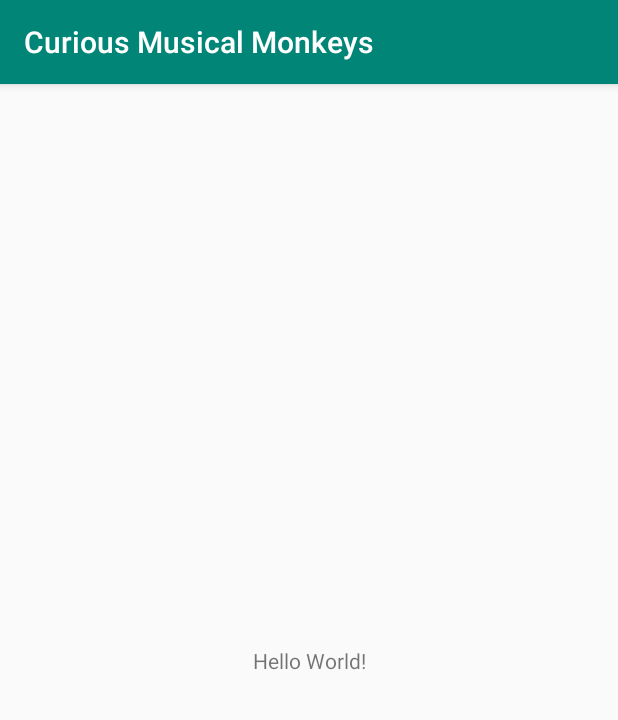
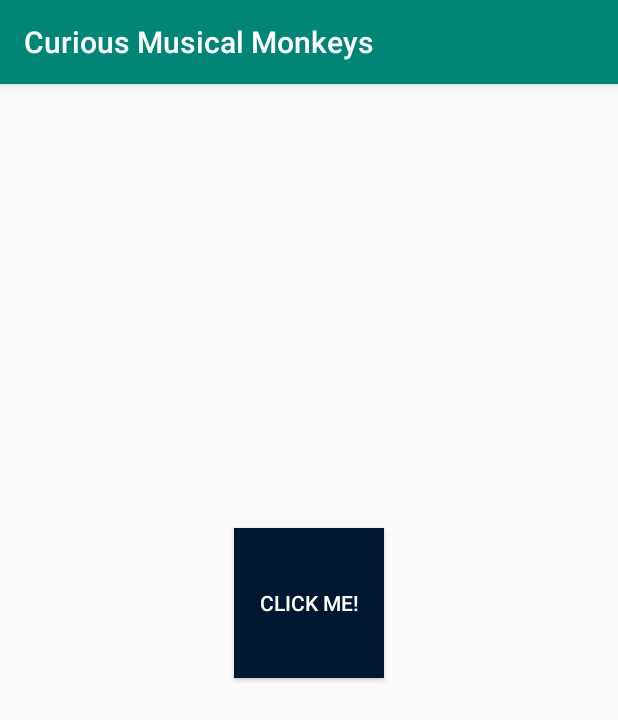
Before and after one commit to arnavgupta1/Curious-Musical-Monkeys, an Android app: the screen it shows after launch (MainActivity), on a phone screen of 412 x 824 dp. Shown: the top 720 px of the screen. Run offline under Robolectric (Android 15) with nearby library versions, the phone set to English and light mode, and no system bars.

Commit message:
Test Button
Added a simple test button and a simple proof-of-concept test function. When you click the button, the text goes from "Click me" to "Clicked"

```diff
--- a/app/src/main/java/com/example/curiousmusicalmonkeys/MainActivity.java
+++ b/app/src/main/java/com/example/curiousmusicalmonkeys/MainActivity.java
@@ -2,12 +2,27 @@ package com.example.curiousmusicalmonkeys;
 
 import android.support.v7.app.AppCompatActivity;
 import android.os.Bundle;
+import android.view.View;
+import android.widget.Button;
 
-public class MainActivity extends AppCompatActivity {
+public class MainActivity extends AppCompatActivity implements View.OnClickListener {
+
+    //Make a test button
+    private Button testButton;
 
     @Override
     protected void onCreate(Bundle savedInstanceState) {
         super.onCreate(savedInstanceState);
         setContentView(R.layout.activity_main);
+
+        //testButton will correspond to testButton in activity_main.xml
+        testButton = findViewById(R.id.testButton);
+
+        testButton.setOnClickListener(this);
+    }
+
+    @Override
+    public void onClick(View v) {
+        ((Button) v).setText("Clicked");
     }
 }
--- /dev/null
+++ b/app/src/main/res/drawable/button_rectangle.xml
@@ -0,0 +1,5 @@
+<?xml version="1.0" encoding="UTF-8"?>
+<shape xmlns:android="http://schemas.android.com/apk/res/android">
+    <stroke android:color="#001831" android:width="3dp" />
+    <solid android:color="#001831" />
+</shape>
--- a/app/src/main/res/layout/activity_main.xml
+++ b/app/src/main/res/layout/activity_main.xml
@@ -1,16 +1,21 @@
 <?xml version="1.0" encoding="utf-8"?>
 <android.support.constraint.ConstraintLayout xmlns:android="http://schemas.android.com/apk/res/android"
-    xmlns:app="http://schemas.android.com/apk/res-auto"
-    xmlns:tools="http://schemas.android.com/tools"
-    android:layout_width="match_parent"
-    android:layout_height="match_parent"
-    tools:context=".MainActivity">
+xmlns:app="http://schemas.android.com/apk/res-auto"
+xmlns:tools="http://schemas.android.com/tools"
+android:layout_width="match_parent"
+android:layout_height="match_parent"
+tools:context=".MainActivity">
 
-    <TextView
-        android:layout_width="wrap_content"
-        android:layout_height="wrap_content"
-        android:text="Hello World!"
-        app:layout_constraintBottom_toBottomOf="parent"
+    <Button
+        android:id="@+id/testButton"
+        android:layout_width="100dp"
+        android:layout_height="100dp"
+        android:layout_marginTop="296dp"
+        android:background="@drawable/button_rectangle"
+        android:clickable="false"
+        android:onClick="onClick"
+        android:text="Click Me!"
+        android:textColor="#ffffff"
         app:layout_constraintLeft_toLeftOf="parent"
         app:layout_constraintRight_toRightOf="parent"
         app:layout_constraintTop_toTopOf="parent" />
```
Also changed, not shown: 3 other files.
